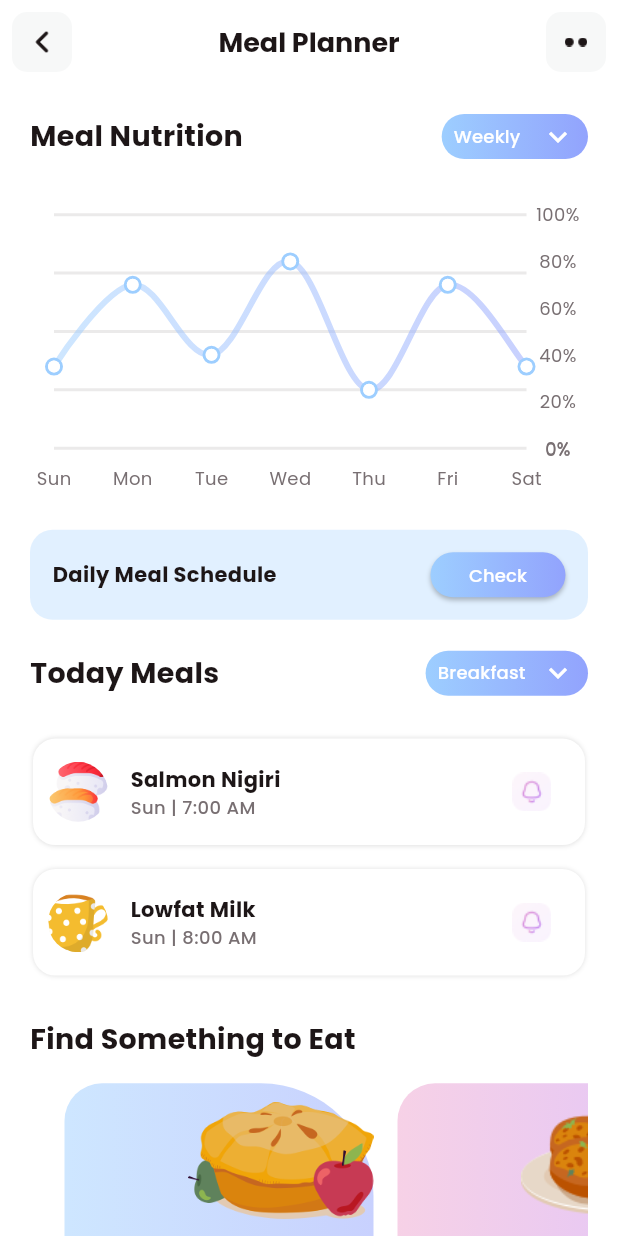
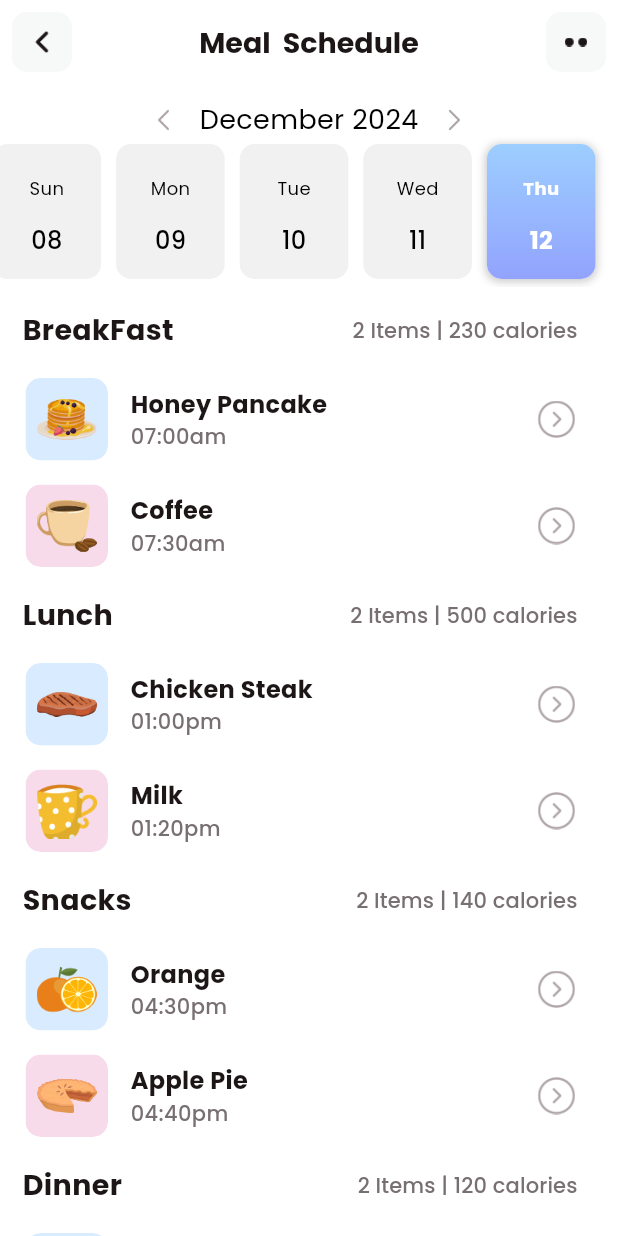
Before and after one commit to asm2212/exe_app, a Flutter app: the MealPlannerScreen screen opened directly, after a tap on "Check", on a phone screen of 412 x 824 dp. Run offline on Flutter 3.47's test engine with Material 3 defaults, Android fonts, the phone set to English and light mode, and no system bars; drawn by our look-alikes of fl_chart, scrollable_positioned_list; our stand-ins replace animated_toggle_switch, carousel_slider, readmore, simple_circular_progress_bar; missing offline and left inert: dotted_dashed_line, simple_animation_progress_bar; key blocks and very long unbroken strings in the code were emptied for the run.

Commit message:
meal schedule

```diff
--- /dev/null
+++ b/lib/common_widgets/meal_food_schedule_row.dart
@@ -0,0 +1,68 @@
+import 'package:fit_app/common/color_extension.dart';
+import 'package:flutter/material.dart';
+
+class MealFoodScheduleRow extends StatelessWidget {
+  final Map mObj;
+  final int index;
+  const MealFoodScheduleRow({super.key, required this.mObj, required this.index});
+
+  @override
+  Widget build(BuildContext context) {
+    return Container(
+        margin: const EdgeInsets.symmetric(vertical: 8, horizontal: 2),
+        child: Row(
+          children: [
+            ClipRRect(
+              borderRadius: BorderRadius.circular(10),
+              child: Container(
+                height: 55,
+                width: 55,
+                decoration: BoxDecoration(
+                    color: index % 2 == 0 ? ColorExtension.primaryColor2.withOpacity(0.4) : ColorExtension.secondaryColor2.withOpacity(0.4) ,
+                    borderRadius: BorderRadius.circular(10)),
+                  alignment: Alignment.center,
+                child: Image.asset(
+                  mObj["image"].toString(),
+                  width: 40,
+                  height: 40,
+                  fit: BoxFit.contain,
+                ),
+              ),
+            ),
+            const SizedBox(
+              width: 15,
+            ),
+            Expanded(
+              child: Column(
+                crossAxisAlignment: CrossAxisAlignment.start,
+                children: [
+                  Text(
+                    mObj["name"].toString(),
+                    style: TextStyle(
+                        color: ColorExtension.black,
+                        fontSize: 16,
+                        fontWeight: FontWeight.w700),
+                  ),
+                  Text(
+                    mObj["time"].toString(),
+                    style: TextStyle(
+                      color:ColorExtension.gray,
+                      fontSize: 14,
+                      fontWeight: FontWeight.w500
+                    ),
+                  ),
+                ],
+              ),
+            ),
+            IconButton(
+              onPressed: () {},
+              icon: Image.asset(
+                "assets/images/next_go.png",
+                width: 25,
+                height: 25,
+              ),
+            )
+          ],
+        ));
+  }
+}
--- /dev/null
+++ b/lib/common_widgets/nutrition_row.dart
@@ -0,0 +1,62 @@
+import 'package:fit_app/common/color_extension.dart';
+import 'package:flutter/material.dart';
+import 'package:simple_animation_progress_bar/simple_animation_progress_bar.dart';
+
+class NutritionRow extends StatelessWidget {
+  final Map nObj;
+  const NutritionRow({super.key, required this.nObj});
+
+  @override
+  Widget build(BuildContext context) {
+     var media = MediaQuery.of(context).size;
+      var val = double.tryParse(nObj["value"].toString()) ?? 1;
+    var maxVal = double.tryParse(nObj["max_value"].toString()) ?? 1;
+    return Container(
+      margin: const EdgeInsets.symmetric(vertical: 15),
+      child: Column(children: [
+        Row(
+          children: [
+            Text(
+              nObj["title"].toString(),
+              style: TextStyle(
+                  color: ColorExtension.black,
+                  fontSize: 16,
+                  fontWeight: FontWeight.w700),
+            ),
+            const SizedBox(
+              width: 7,
+            ),
+            Image.asset(
+              nObj["image"].toString(),
+              width: 22,
+              height: 22,
+            ),
+            const Spacer(),
+            Text(
+              "${nObj["value"].toString()} ${nObj["unit_name"].toString()}",
+              style: TextStyle(color: ColorExtension.gray, fontSize: 14,fontWeight: FontWeight.w500),
+            ),
+          ],
+        ),
+        const SizedBox(
+          height: 6,
+        ),
+        SimpleAnimationProgressBar(
+          height: 10,
+          width: media.width - 30,
+          backgroundColor: Colors.grey.shade100,
+          foregrondColor: Colors.purple,
+          ratio: val / maxVal,
+          direction: Axis.horizontal,
+          curve: Curves.fastLinearToSlowEaseIn,
+          duration: const Duration(seconds: 3),
+          borderRadius: BorderRadius.circular(7.5),
+          gradientColor: LinearGradient(
+              colors: ColorExtension.primaryG,
+              begin: Alignment.centerLeft,
+              end: Alignment.centerRight),
+        ),
+      ]),
+    );
+  }
+}
--- a/lib/screen/meal_planner/meal_planner_screen.dart
+++ b/lib/screen/meal_planner/meal_planner_screen.dart
@@ -3,6 +3,7 @@ import 'package:fit_app/common_widgets/find_eat_cell.dart';
 import 'package:fit_app/common_widgets/round_button.dart';
 import 'package:fit_app/common_widgets/today_meal_row.dart';
 import 'package:fit_app/screen/meal_planner/meal_food_details_screen.dart';
+import 'package:fit_app/screen/meal_planner/meal_schedule_screen.dart';
 import 'package:fl_chart/fl_chart.dart';
 import 'package:flutter/material.dart';
 
@@ -291,7 +292,15 @@ class _MealPlannerScreenState extends State<MealPlannerScreen> {
                             fontSize: 12,
                             fontWeight: FontWeight.w500,
                             type: RoundButtonType.bgGradient,
-                            onPressed: () {},
+                           onPressed: () {
+                               Navigator.push(
+                                context,
+                                MaterialPageRoute(
+                                  builder: (context) =>
+                                      const MealScheduleScreen(),
+                                ),
+                              );
+                            },
                           ),
                         ),
                       ],
--- /dev/null
+++ b/lib/screen/meal_planner/meal_schedule_screen.dart
@@ -0,0 +1,399 @@
+import 'package:calendar_agenda/calendar_agenda.dart';
+import 'package:fit_app/common/color_extension.dart';
+import 'package:fit_app/common_widgets/meal_food_schedule_row.dart';
+import 'package:fit_app/common_widgets/nutrition_row.dart';
+import 'package:flutter/material.dart';
+
+class MealScheduleScreen extends StatefulWidget {
+  const MealScheduleScreen({super.key});
+
+  @override
+  State<MealScheduleScreen> createState() => _MealScheduleScreenState();
+}
+
+class _MealScheduleScreenState extends State<MealScheduleScreen> {
+  CalendarAgendaController _calendarAgendaControllerAppBar =
+      CalendarAgendaController();
+
+  late DateTime _selectedDateAppBBar;
+
+  List breakfastArr = [
+    {
+      "name": "Honey Pancake",
+      "time": "07:00am",
+      "image": "assets/images/honey_pan.png"
+    },
+    {"name": "Coffee", "time": "07:30am", "image": "assets/images/coffee.png"},
+  ];
+
+  List lunchArr = [
+    {
+      "name": "Chicken Steak",
+      "time": "01:00pm",
+      "image": "assets/images/chicken.png"
+    },
+    {
+      "name": "Milk",
+      "time": "01:20pm",
+      "image": "assets/images/glass-of-milk 1.png"
+    },
+  ];
+  List snacksArr = [
+    {"name": "Orange", "time": "04:30pm", "image": "assets/images/orange.png"},
+    {
+      "name": "Apple Pie",
+      "time": "04:40pm",
+      "image": "assets/images/apple_pie.png"
+    },
+  ];
+  List dinnerArr = [
+    {"name": "Salad", "time": "07:10pm", "image": "assets/images/salad.png"},
+    {
+      "name": "Oatmeal",
+      "time": "08:10pm",
+      "image": "assets/images/oatmeal.png"
+    },
+  ];
+
+  List nutritionArr = [
+    {
+      "title": "Calories",
+      "image": "assets/images/burn.png",
+      "unit_name": "kCal",
+      "value": "350",
+      "max_value": "500",
+    },
+    {
+      "title": "Proteins",
+      "image": "assets/images/proteins.png",
+      "unit_name": "g",
+      "value": "300",
+      "max_value": "1000",
+    },
+    {
+      "title": "Fats",
+      "image": "assets/images/egg.png",
+      "unit_name": "g",
+      "value": "140",
+      "max_value": "1000",
+    },
+    {
+      "title": "Carbo",
+      "image": "assets/images/carbo.png",
+      "unit_name": "g",
+      "value": "140",
+      "max_value": "1000",
+    },
+  ];
+
+  @override
+  void initState() {
+    super.initState();
+    _selectedDateAppBBar = DateTime.now();
+  }
+
+  @override
+  Widget build(BuildContext context) {
+    var media = MediaQuery.of(context).size;
+    return Scaffold(
+      appBar: AppBar(
+        backgroundColor: ColorExtension.white,
+        centerTitle: true,
+        elevation: 0,
+        leading: InkWell(
+          onTap: () {
+            Navigator.pop(context);
+          },
+          child: Container(
+            margin: const EdgeInsets.all(8),
+            height: 40,
+            width: 40,
+            alignment: Alignment.center,
+            decoration: BoxDecoration(
+                color: ColorExtension.lightGray,
+                borderRadius: BorderRadius.circular(10)),
+            child: Image.asset(
+              "assets/images/black_btn.png",
+              width: 15,
+              height: 15,
+              fit: BoxFit.contain,
+            ),
+          ),
+        ),
+        title: Text(
+          "Meal  Schedule",
+          style: TextStyle(
+              color: ColorExtension.black,
+              fontSize: 19,
+              fontWeight: FontWeight.w700),
+        ),
+        actions: [
+          InkWell(
+            onTap: () {},
+            child: Container(
+              margin: const EdgeInsets.all(8),
+              height: 40,
+              width: 40,
+              alignment: Alignment.center,
+              decoration: BoxDecoration(
+                  color: ColorExtension.lightGray,
+                  borderRadius: BorderRadius.circular(10)),
+              child: Image.asset(
+                "assets/images/more_btn.png",
+                width: 15,
+                height: 15,
+                fit: BoxFit.contain,
+              ),
+            ),
+          )
+        ],
+      ),
+      backgroundColor: ColorExtension.white,
+      body: Column(
+        crossAxisAlignment: CrossAxisAlignment.start,
+        children: [
+          CalendarAgenda(
+            controller: _calendarAgendaControllerAppBar,
+            appbar: false,
+            selectedDayPosition: SelectedDayPosition.center,
+            leading: IconButton(
+                onPressed: () {},
+                icon: Image.asset(
+                  "assets/images/ArrowLeft.png",
+                  width: 15,
+                  height: 15,
+                )),
+            training: IconButton(
+                onPressed: () {},
+                icon: Image.asset(
+                  "assets/images/ArrowRight.png",
+                  width: 15,
+                  height: 15,
+                )),
+            weekDay: WeekDay.short,
+            dayNameFontSize: 12,
+            dayNumberFontSize: 16,
+            dayBGColor: Colors.grey.withOpacity(0.15),
+            titleSpaceBetween: 15,
+            backgroundColor: Colors.transparent,
+            // fullCalendar: false,
+            fullCalendarScroll: FullCalendarScroll.horizontal,
+            fullCalendarDay: WeekDay.short,
+            selectedDateColor: Colors.white,
+            dateColor: Colors.black,
+            locale: 'en',
+
+            initialDate: DateTime.now(),
+            calendarEventColor: ColorExtension.primaryColor2,
+            firstDate: DateTime.now().subtract(const Duration(days: 140)),
+            lastDate: DateTime.now().add(const Duration(days: 60)),
+
+            onDateSelected: (date) {
+              _selectedDateAppBBar = date;
+            },
+            selectedDayLogo: Container(
+              width: double.maxFinite,
+              height: double.maxFinite,
+              decoration: BoxDecoration(
+                gradient: LinearGradient(
+                    colors: ColorExtension.primaryG,
+                    begin: Alignment.topCenter,
+                    end: Alignment.bottomCenter),
+                borderRadius: BorderRadius.circular(10.0),
+              ),
+            ),
+          ),
+          Expanded(
+              child: SingleChildScrollView(
+            child: Column(
+              crossAxisAlignment: CrossAxisAlignment.start,
+              children: [
+                Padding(
+                  padding: const EdgeInsets.symmetric(horizontal: 15),
+                  child: Row(
+                    mainAxisAlignment: MainAxisAlignment.spaceBetween,
+                    children: [
+                      Text(
+                        "BreakFast",
+                        style: TextStyle(
+                            color: ColorExtension.black,
+                            fontSize: 19,
+                            fontWeight: FontWeight.w700),
+                      ),
+                      TextButton(
+                        onPressed: () {},
+                        child: Text(
+                          "${breakfastArr.length} Items | 230 calories",
+                          style: TextStyle(
+                              color: ColorExtension.gray,
+                              fontSize: 14,
+                              fontWeight: FontWeight.w500),
+                        ),
+                      )
+                    ],
+                  ),
+                ),
+                ListView.builder(
+                    padding: const EdgeInsets.symmetric(horizontal: 15),
+                    physics: const NeverScrollableScrollPhysics(),
+                    shrinkWrap: true,
+                    itemCount: breakfastArr.length,
+                    itemBuilder: (context, index) {
+                      var mObj = breakfastArr[index] as Map? ?? {};
+                      return MealFoodScheduleRow(
+                        mObj: mObj,
+                        index: index,
+                      );
+                    }),
+                Padding(
+                  padding: const EdgeInsets.symmetric(horizontal: 15),
+                  child: Row(
+                    mainAxisAlignment: MainAxisAlignment.spaceBetween,
+                    children: [
+                      Text(
+                        "Lunch",
+                        style: TextStyle(
+                            color: ColorExtension.black,
+                            fontSize: 19,
+                            fontWeight: FontWeight.w700),
+                      ),
+                      TextButton(
+                        onPressed: () {},
+                        child: Text(
+                          "${lunchArr.length} Items | 500 calories",
+                          style: TextStyle(
+                              color: ColorExtension.gray,
+                              fontSize: 14,
+                              fontWeight: FontWeight.w500),
+                        ),
+                      )
+                    ],
+                  ),
+                ),
+                ListView.builder(
+                    padding: const EdgeInsets.symmetric(horizontal: 15),
+                    physics: const NeverScrollableScrollPhysics(),
+                    shrinkWrap: true,
+                    itemCount: lunchArr.length,
+                    itemBuilder: (context, index) {
+                      var mObj = lunchArr[index] as Map? ?? {};
+                      return MealFoodScheduleRow(
+                        mObj: mObj,
+                        index: index,
+                      );
+                    }),
+                Padding(
+                  padding: const EdgeInsets.symmetric(horizontal: 15),
+                  child: Row(
+                    mainAxisAlignment: MainAxisAlignment.spaceBetween,
+                    children: [
+                      Text(
+                        "Snacks",
+                        style: TextStyle(
+                            color: ColorExtension.black,
+                            fontSize: 19,
+                            fontWeight: FontWeight.w700),
+                      ),
+                      TextButton(
+                        onPressed: () {},
+                        child: Text(
+                          "${snacksArr.length} Items | 140 calories",
+                          style: TextStyle(
+                              color: ColorExtension.gray,
+                              fontSize: 14,
+                              fontWeight: FontWeight.w500),
+                        ),
+                      )
+                    ],
+                  ),
+                ),
+                ListView.builder(
+                    padding: const EdgeInsets.symmetric(horizontal: 15),
+                    physics: const NeverScrollableScrollPhysics(),
+                    shrinkWrap: true,
+                    itemCount: snacksArr.length,
+                    itemBuilder: (context, index) {
+                      var mObj = snacksArr[index] as Map? ?? {};
+                      return MealFoodScheduleRow(
+                        mObj: mObj,
+                        index: index,
+                      );
+                    }),
+                Padding(
+                  padding: const EdgeInsets.symmetric(horizontal: 15),
+                  child: Row(
+                    mainAxisAlignment: MainAxisAlignment.spaceBetween,
+                    children: [
+                      Text(
+                        "Dinner",
+                        style: TextStyle(
+                            color: ColorExtension.black,
+                            fontSize: 19,
+                            fontWeight: FontWeight.w700),
+                      ),
+                      TextButton(
+                        onPressed: () {},
+                        child: Text(
+                          "${dinnerArr.length} Items | 120 calories",
+                          style: TextStyle(
+                              color: ColorExtension.gray,
+                              fontSize: 14,
+                              fontWeight: FontWeight.w500),
+                        ),
+                      )
+                    ],
+                  ),
+                ),
+                ListView.builder(
+                    padding: const EdgeInsets.symmetric(horizontal: 15),
+                    physics: const NeverScrollableScrollPhysics(),
+                    shrinkWrap: true,
+                    itemCount: dinnerArr.length,
+                    itemBuilder: (context, index) {
+                      var mObj = dinnerArr[index] as Map? ?? {};
+                      return MealFoodScheduleRow(
+                        mObj: mObj,
+                        index: index,
+                      );
+                    }),
+                SizedBox(
+                  height: media.width * 0.05,
+                ),
+                Padding(
+                  padding: const EdgeInsets.symmetric(horizontal: 15),
+                  child: Row(
+                    mainAxisAlignment: MainAxisAlignment.spaceBetween,
+                    children: [
+                      Text(
+                        "Today Meal Nutrition",
+                        style: TextStyle(
+                            color: ColorExtension.black,
+                            fontSize: 19,
+                            fontWeight: FontWeight.w700),
+                      ),
+                    ],
+                  ),
+                ),
+                ListView.builder(
+                    padding: const EdgeInsets.symmetric(horizontal: 15),
+                    physics: const NeverScrollableScrollPhysics(),
+                    shrinkWrap: true,
+                    itemCount: nutritionArr.length,
+                    itemBuilder: (context, index) {
+                      var nObj = nutritionArr[index] as Map? ?? {};
+
+                      return NutritionRow(
+                        nObj: nObj,
+                      );
+                    }),
+                SizedBox(
+                  height: media.width * 0.05,
+                )
+              ],
+            ),
+          ))
+        ],
+      ),
+    );
+  }
+}
```
